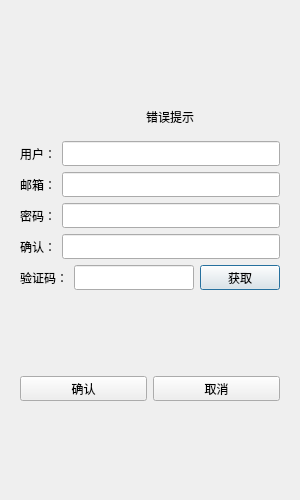
Before: the Qt Designer form Qtwidget/chat/registerdialog.ui in halfrmon/Wechat, drawn with Qt 5.
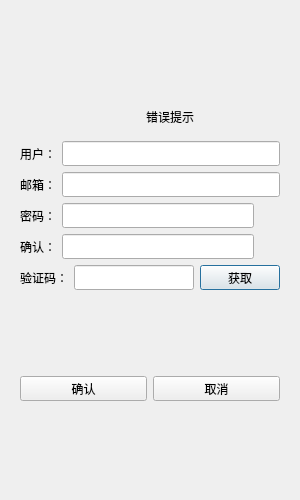
After: the same form once the commit is applied. Custom widgets are drawn as their Qt base class.

Diff of the .ui file:
```diff
--- a/Qtwidget/chat/registerdialog.ui
+++ b/Qtwidget/chat/registerdialog.ui
@@ -188,6 +188,25 @@
              </property>
             </widget>
            </item>
+           <item>
+            <widget class="QLabel" name="pass_visible">
+             <property name="minimumSize">
+              <size>
+               <width>20</width>
+               <height>20</height>
+              </size>
+             </property>
+             <property name="maximumSize">
+              <size>
+               <width>20</width>
+               <height>20</height>
+              </size>
+             </property>
+             <property name="text">
+              <string/>
+             </property>
+            </widget>
+           </item>
           </layout>
          </item>
          <item>
@@ -227,6 +246,25 @@
              </property>
             </widget>
            </item>
+           <item>
+            <widget class="QLabel" name="confirm_visible">
+             <property name="minimumSize">
+              <size>
+               <width>20</width>
+               <height>20</height>
+              </size>
+             </property>
+             <property name="maximumSize">
+              <size>
+               <width>20</width>
+               <height>20</height>
+              </size>
+             </property>
+             <property name="text">
+              <string/>
+             </property>
+            </widget>
+           </item>
           </layout>
          </item>
          <item>
@@ -364,6 +402,13 @@
    </item>
   </layout>
  </widget>
+ <customwidgets>
+  <customwidget>
+   <class>TimerBtn</class>
+   <extends>QPushButton</extends>
+   <header>timerbtn.h</header>
+  </customwidget>
+ </customwidgets>
  <resources/>
  <connections/>
 </ui>
```
Left out of the diff: 2 changed lines with no effect on the pictures.
